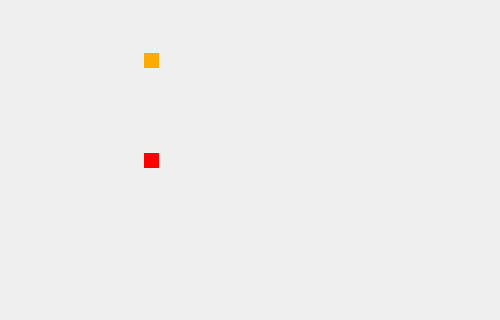
First picture: the form in mainwindow.ui, repository hdhzero/Trem, before the edit; both pictures show x 0 to 500 and y 94 to 414 of the 500 by 500 pixel window.
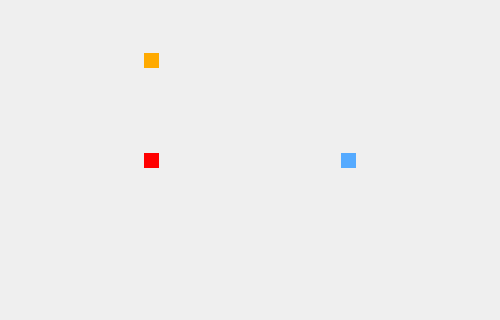
Second picture: the form after the edit. Icons and pictures are not drawn.

Patch:
```diff
--- a/mainwindow.ui
+++ b/mainwindow.ui
@@ -78,6 +78,38 @@
      <string/>
     </property>
    </widget>
+   <widget class="QLabel" name="labelTrem01">
+    <property name="geometry">
+     <rect>
+      <x>144</x>
+      <y>130</y>
+      <width>15</width>
+      <height>15</height>
+     </rect>
+    </property>
+    <property name="styleSheet">
+     <string notr="true">background-color: rgb(255, 170, 0);</string>
+    </property>
+    <property name="text">
+     <string/>
+    </property>
+   </widget>
+   <widget class="QLabel" name="labelTrem03">
+    <property name="geometry">
+     <rect>
+      <x>341</x>
+      <y>230</y>
+      <width>15</width>
+      <height>15</height>
+     </rect>
+    </property>
+    <property name="styleSheet">
+     <string notr="true">background-color: rgb(85, 170, 255);</string>
+    </property>
+    <property name="text">
+     <string/>
+    </property>
+   </widget>
   </widget>
   <widget class="QMenuBar" name="menuBar">
    <property name="geometry">
```
Left out of the diff: 16 changed lines with no effect on the pictures.
